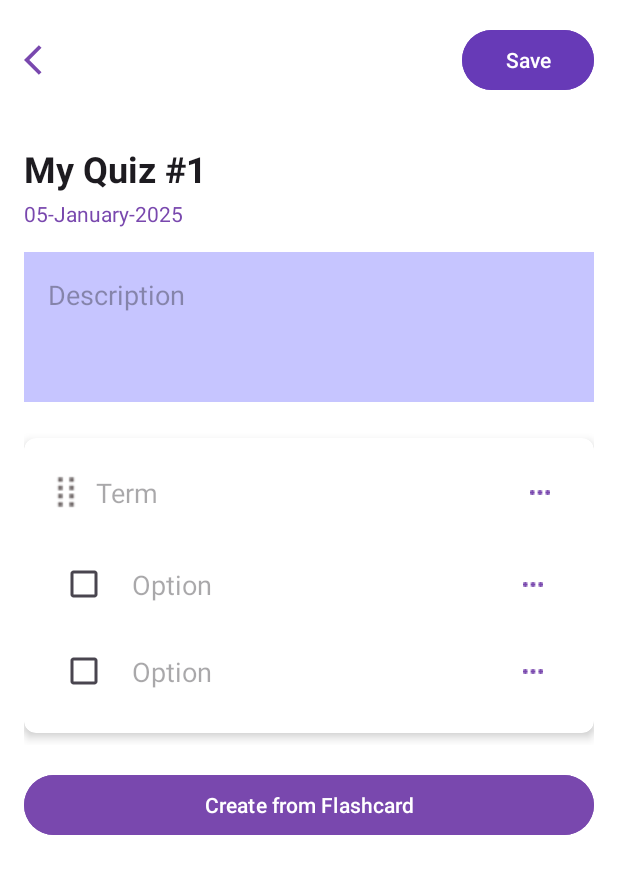
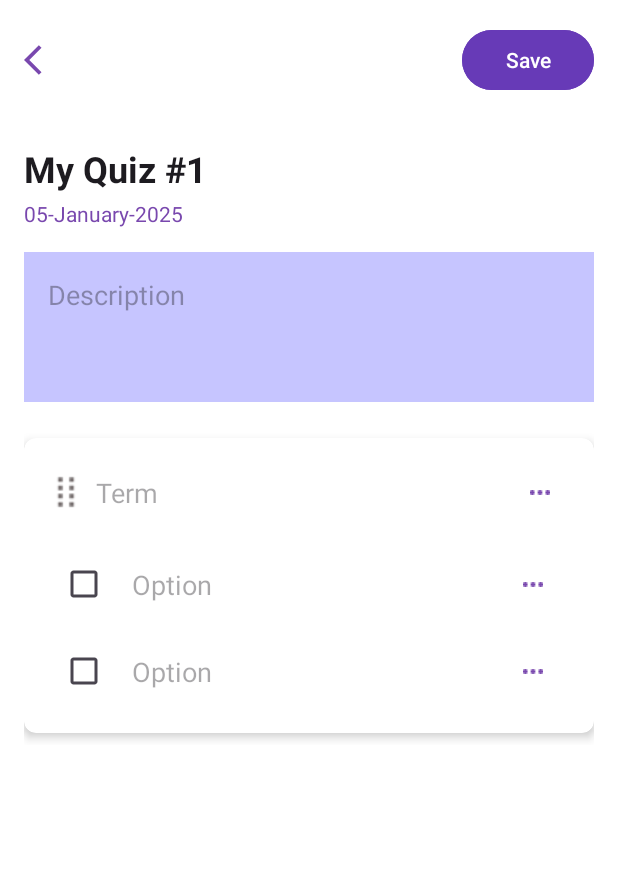
Before and after one commit to Xin-overclocked/SmartyPaws, an Android app: the QuizEditActivity screen opened directly, with no data from a screen before it, on a phone screen of 412 x 824 dp. Shown: the top 874 px of the screen. Run offline under Robolectric (Android 15) with nearby library versions, the phone set to English and light mode, and no system bars; our stand-ins replace Firebase (no records; nobody signed in at launch, a user with empty details on screens opened directly); pictures from the network do not load.

Commit message:
generate flashcard bugs fixed

```diff
--- a/app/src/main/java/com/example/smartypaws/FlashcardSelection.java
+++ b/app/src/main/java/com/example/smartypaws/FlashcardSelection.java
@@ -85,7 +85,7 @@ public class FlashcardSelection extends AppCompatActivity {
         });
 
         findViewById(R.id.backButton).setOnClickListener(v -> {
-            Intent intent = new Intent(this, QuizViewActivity.class);
+            Intent intent = new Intent(this, MainActivity.class);
             startActivity(intent);
             finish();
         });
--- a/app/src/main/java/com/example/smartypaws/QuizEditActivity.java
+++ b/app/src/main/java/com/example/smartypaws/QuizEditActivity.java
@@ -95,12 +95,12 @@ public class QuizEditActivity extends AppCompatActivity {
         });
 
         // Setup create from flashcard button
-        findViewById(R.id.createFromFlashcardButton).setOnClickListener(v -> {
-            // Implement create quiz from flashcard functionality
-//            createQuizFromFlashcards();
-            Intent intent = new Intent(QuizEditActivity.this, FlashcardSelection.class);
-            startActivity(intent);
-        });
+//        findViewById(R.id.createFromFlashcardButton).setOnClickListener(v -> {
+//            // Implement create quiz from flashcard functionality
+////            createQuizFromFlashcards();
+//            Intent intent = new Intent(QuizEditActivity.this, FlashcardSelection.class);
+//            startActivity(intent);
+//        });
     }
 
     private void loadGeneratedQuizData(String generatedQuiz) {
--- a/app/src/main/res/layout/activity_quiz_edit.xml
+++ b/app/src/main/res/layout/activity_quiz_edit.xml
@@ -78,14 +78,14 @@
                 android:orientation="vertical"
                 android:layout_marginTop="16dp"/>
 
-            <com.google.android.material.button.MaterialButton
-                android:id="@+id/createFromFlashcardButton"
-                android:layout_width="match_parent"
-                android:layout_height="wrap_content"
-                android:text="Create from Flashcard"
-                android:textColor="@color/white"
-                android:backgroundTint="@color/medium_purple"
-                android:layout_marginTop="16dp"/>
+<!--            <com.google.android.material.button.MaterialButton-->
+<!--                android:id="@+id/createFromFlashcardButton"-->
+<!--                android:layout_width="match_parent"-->
+<!--                android:layout_height="wrap_content"-->
+<!--                android:text="Create from Flashcard"-->
+<!--                android:textColor="@color/white"-->
+<!--                android:backgroundTint="@color/medium_purple"-->
+<!--                android:layout_marginTop="16dp"/>-->
 
         </LinearLayout>
     </ScrollView>
--- a/app/src/main/res/layout/plus_btn_options.xml
+++ b/app/src/main/res/layout/plus_btn_options.xml
@@ -17,4 +17,10 @@
         android:layout_width="match_parent"
         android:layout_height="wrap_content"
         android:text="Create New Quiz" />
+
+    <Button
+        android:id="@+id/btn_create_quiz_flashcard"
+        android:layout_width="match_parent"
+        android:layout_height="wrap_content"
+        android:text="Create Quiz from Flashcard" />
 </LinearLayout>
```
Also changed, not shown: app/src/main/java/com/example/smartypaws/MainActivity.java (+7 -0 lines), app/src/main/res/layout/activity_flashcard_selection.xml (+9 -9 lines).
